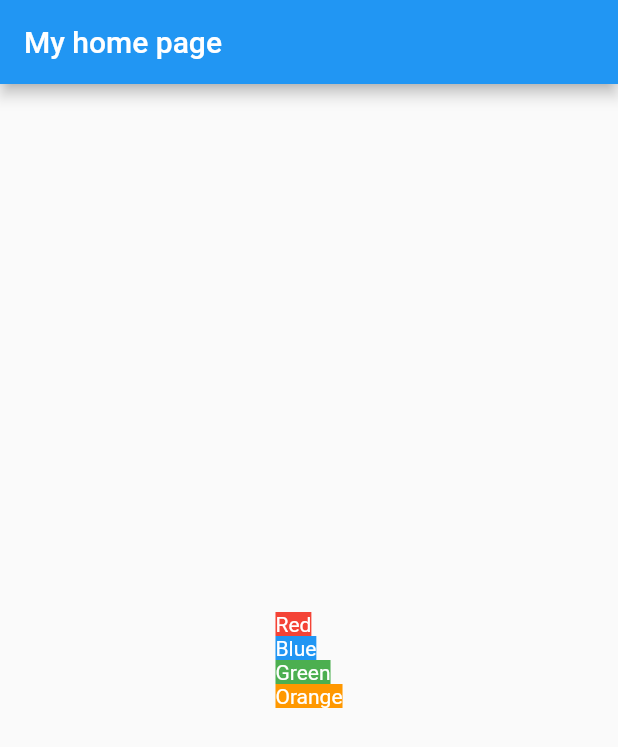
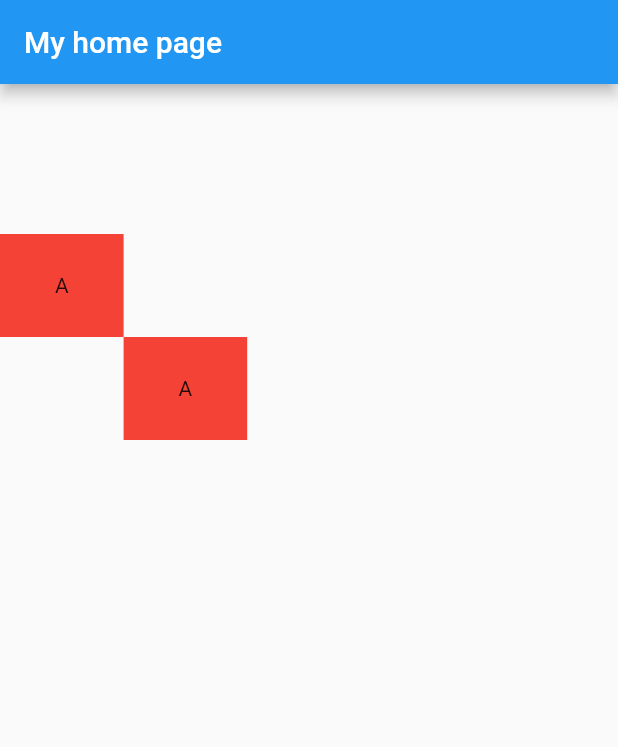
Before and after one commit to phamtanphat/flutter_widget29092023, a Flutter app: the screen it shows after launch, on a phone screen of 412 x 824 dp. Shown: the top 747 px of the screen. Run offline on Flutter 3.47's test engine with Material 2 defaults, Android fonts, the phone set to English and light mode, and no system bars.

Commit message:
bai tap 2

```diff
--- a/lib/my_home_page.dart
+++ b/lib/my_home_page.dart
@@ -10,6 +10,7 @@ class MyHomePage extends StatefulWidget {
 
 // State Object
 class _MyHomePageState extends State<MyHomePage> {
+
   @override
   Widget build(BuildContext context) {
     return Scaffold(
@@ -17,33 +18,31 @@ class _MyHomePageState extends State<MyHomePage> {
         title: Text("My home page"),
       ),
       body: SafeArea(
-          child: Container(
-              constraints: BoxConstraints.expand(),
-              child: Align(
-                alignment: Alignment.center,
-                child: Column(
-                  mainAxisAlignment: MainAxisAlignment.center,
-                  crossAxisAlignment: CrossAxisAlignment.start,
-                  children: [
-                    Container(
-                        color: Colors.red,
-                        child:
-                            Text("Red", style: TextStyle(color: Colors.white))),
-                    Container(
-                        color: Colors.blue,
-                        child: Text("Blue",
-                            style: TextStyle(color: Colors.white))),
-                    Container(
-                        color: Colors.green,
-                        child: Text("Green",
-                            style: TextStyle(color: Colors.white))),
-                    Container(
-                        color: Colors.orange,
-                        child: Text("Orange",
-                            style: TextStyle(color: Colors.white)))
-                  ],
-                ),
-              ))),
+          child:
+              Container(
+                  constraints: BoxConstraints.expand(),
+                  padding: EdgeInsets.fromLTRB(0, 100, 0, 100),
+                  child: Stack(
+                    children: [
+                        createBoxWidget(),
+                        Positioned(
+                            left: MediaQuery.of(context).size.width / 5,
+                            top: (MediaQuery.of(context).size.width / 6),
+                            child: createBoxWidget()
+                        ),
+                    ],
+                  )
+              )
+      ),
+    );
+  }
+
+  Widget createBoxWidget() {
+    return Container(
+      width: MediaQuery.of(context).size.width / 5,
+      height: (MediaQuery.of(context).size.width / 6),
+      color: Colors.red,
+      child: Center(child: Text("A")),
     );
   }
 }
```
